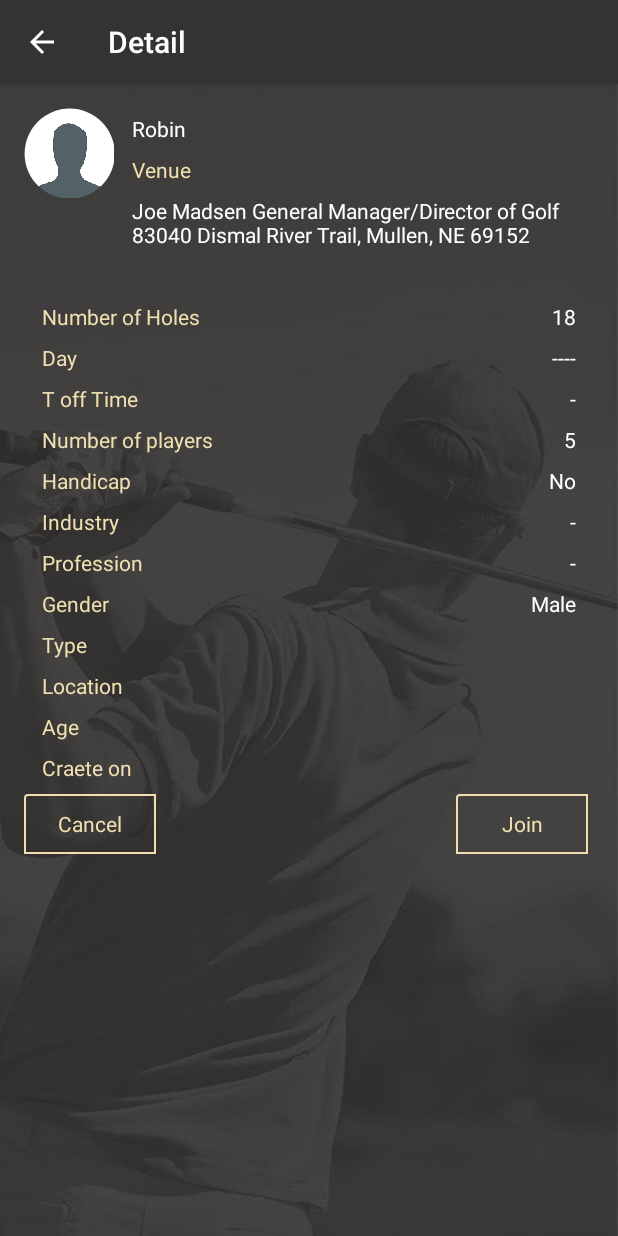
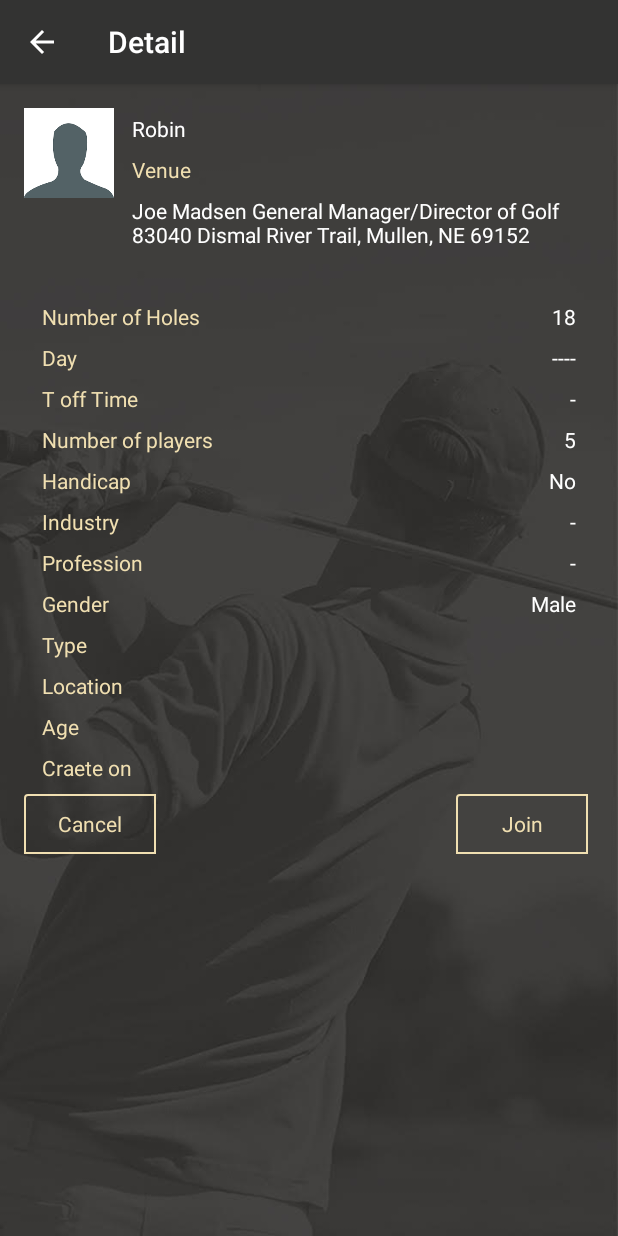
Before and after one commit to vipulm124/Golf-budz-android, an Android app: the RequestDetailActivity screen opened directly, with no data from a screen before it, on a phone screen of 412 x 824 dp. Run offline under Robolectric (Android 15) with nearby library versions, the phone set to English and light mode, and no system bars; our stand-ins replace ButterKnife; plain views replace PercentRelativeLayout; 17 statements that could not run were skipped.

Commit message:
crashes fix

```diff
--- a/app/build.gradle
+++ b/app/build.gradle
@@ -10,7 +10,7 @@ android {
         targetSdkVersion 25
         versionCode 1
         multiDexEnabled true
-        versionName "0.2.9"
+        versionName "0.3.0"
         testInstrumentationRunner "android.support.test.runner.AndroidJUnitRunner"
     }
     buildTypes {
--- a/app/src/main/java/com/adcoretechnologies/golfbudz/auth/login/LoginActivity.java
+++ b/app/src/main/java/com/adcoretechnologies/golfbudz/auth/login/LoginActivity.java
@@ -465,7 +465,7 @@ public class LoginActivity extends BaseActivity implements GoogleApiClient.OnCon
 
     @OnClick(R.id.tvNewUser)
     public void onRegister() {
-        Intent intent = new Intent(this, RegisterActivity.class);
+        Intent intent = new Intent(this, RegisterActivity.class).putExtra(Const.FROM, "signup");
         startActivity(intent);
         finish();
     }
--- a/app/src/main/java/com/adcoretechnologies/golfbudz/playrequest/RequestDetailActivity.java
+++ b/app/src/main/java/com/adcoretechnologies/golfbudz/playrequest/RequestDetailActivity.java
@@ -5,6 +5,7 @@ import android.os.Bundle;
 import android.view.MenuItem;
 import android.view.View;
 import android.widget.Button;
+import android.widget.ImageView;
 import android.widget.TextView;
 
 import com.adcoretechnologies.golfbudz.R;
@@ -30,7 +31,7 @@ public class RequestDetailActivity extends BaseActivity {
 
 
     @BindView(R.id.ivPic)
-    RoundedImageView ivPic;
+    ImageView ivPic;
     @BindView(R.id.tvName)
     TextView tvName;
     @BindView(R.id.tvVenue)
--- a/app/src/main/java/com/adcoretechnologies/golfbudz/playrequest/UpComingGanesDetailActivity.java
+++ b/app/src/main/java/com/adcoretechnologies/golfbudz/playrequest/UpComingGanesDetailActivity.java
@@ -5,6 +5,7 @@ import android.os.Bundle;
 import android.view.MenuItem;
 import android.view.View;
 import android.widget.Button;
+import android.widget.ImageView;
 import android.widget.TextView;
 
 import com.adcoretechnologies.golfbudz.R;
@@ -34,7 +35,7 @@ public class UpComingGanesDetailActivity extends BaseActivity {
 
 
     @BindView(R.id.ivPic)
-    RoundedImageView ivPic;
+    ImageView ivPic;
     @BindView(R.id.tvName)
     TextView tvName;
     @BindView(R.id.tvVenue)
--- a/app/src/main/res/layout/activity_request_detail.xml
+++ b/app/src/main/res/layout/activity_request_detail.xml
@@ -22,7 +22,7 @@
                 android:layout_height="match_parent"
                 android:orientation="horizontal">
 
-                <com.adcoretechnologies.golfbudz.utils.RoundedImageView
+                <ImageView
                     android:id="@+id/ivPic"
                     android:layout_width="60dp"
                     android:layout_height="60dp"
```
